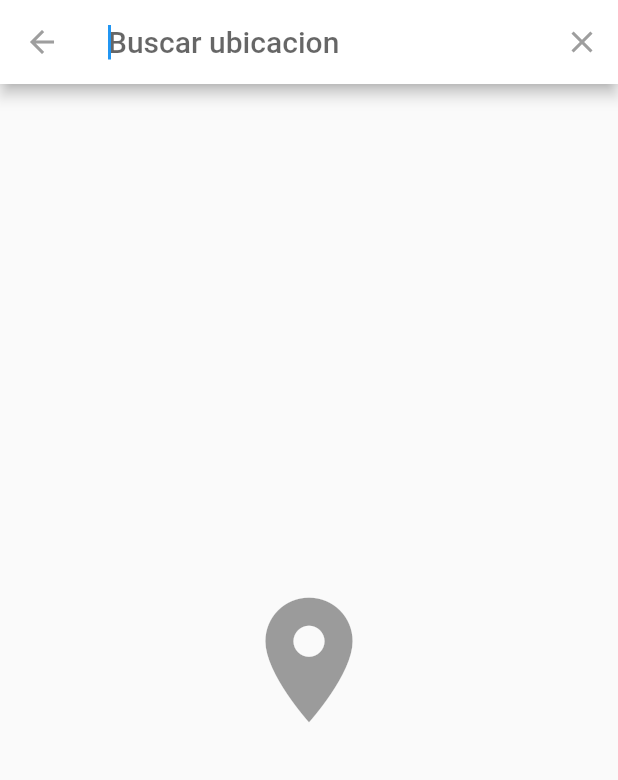
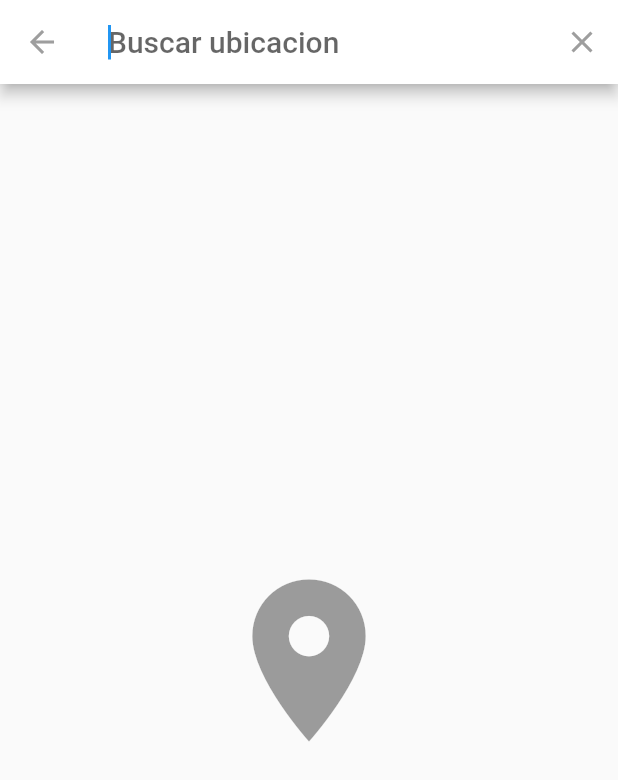
Before and after one commit to alpha1003/climapp, a Flutter app: the screen it shows after launch, after a tap on the "search" icon, on a phone screen of 412 x 824 dp. Shown: the top 780 px of the screen. Run offline on Flutter 3.47's test engine with Material 2 defaults, Android fonts, the phone set to English and light mode, and no system bars; our stand-ins replace date_format.

Commit message:
last changes

```diff
--- a/lib/src/search/locationSearchDelegate.dart
+++ b/lib/src/search/locationSearchDelegate.dart
@@ -23,7 +23,9 @@ class LocationSearchDelegate extends SearchDelegate {
 
   @override
   Widget buildResults(BuildContext context) {
-    return Text("C");
+
+      return Text("Res");
+
   }
 
    Widget _emptyContainer() {
@@ -38,11 +40,7 @@ class LocationSearchDelegate extends SearchDelegate {
   Widget buildSuggestions(BuildContext context) {
 
         if( query.isEmpty ) {
-            return Container(
-                child: Center(
-                    child: Icon(Icons.location_on, color: Colors.black38, size: 100,),
-                ),
-            );
+            return _emptyContainer();
         }
 
         final weatherService = Provider.of<WeatherService>(context, listen: false);
@@ -70,7 +68,13 @@ class LocationSearchDelegate extends SearchDelegate {
         return ListTile(
              title: Text(result.title),
              subtitle: Text(result.locationType),
-             onTap: () => close(context, result),
+             onTap: () async {
+
+               final weatherService = Provider.of<WeatherService>(context, listen: false);
+               final res = await weatherService.searchLocation(result.woeid);
+               close(context, res);
+
+             },
         );
   }
 
--- a/lib/src/view/pages/homePage.dart
+++ b/lib/src/view/pages/homePage.dart
@@ -1,4 +1,5 @@
-import 'package:climapp/src/models/result_model.dart';
+import 'package:climapp/src/models/location_model.dart';
+import 'package:date_format/date_format.dart';
 import 'package:climapp/src/search/locationSearchDelegate.dart';
 import 'package:flutter/material.dart';
 
@@ -11,37 +12,56 @@ class HomePage extends StatefulWidget {
 
 class _HomePageState extends State<HomePage> {
 
- TextStyle style1 = TextStyle(fontSize: 60.0,color: Colors.white60,fontFamily: "alpha");
+
+
+ TextStyle style1 = TextStyle(fontSize: 50.0,color: Colors.white60,fontFamily: "alpha");
  TextStyle style2 = TextStyle(fontSize: 30.0,color: Colors.white54,fontFamily: "alpha");
+ TextStyle style3 = TextStyle(fontSize: 30.0,color: Colors.orange,fontWeight: FontWeight.bold, fontFamily: "alpha");
+ TextStyle style4 = TextStyle(fontSize: 40.0,color: Color.fromRGBO(242, 202, 24, 50),fontFamily: "alpha2");
+  TextStyle style5 = TextStyle(fontSize: 40.0,color: Color.fromRGBO(242, 202, 24, 50),fontFamily: "alpha");
+
+ bool isData = false;
+ late Location location;
+
+  String urlImage = "https://www.metaweather.com/static/img/weather/png/";
 
   @override
   Widget build(BuildContext context) {
     return Scaffold(
       appBar: AppBar(
-          title: Text("ClimApp"),
+          title: Text("ClimApp", style: style4,),
           actions: [
               IconButton(
                 onPressed: () async {
+
                    final res = await showSearch(context: context, delegate: LocationSearchDelegate());
 
-                   if( res != null) Result result = res;
-
+                   if( res != null){
+                     setState(() {
+                         location = res;
+                         isData = true;
+                     });
+                   }
                 },
                 icon: Icon(Icons.search)
              )
           ],
       ),
       body: Stack(
+
           children: [
-               background(),
-               initialInfo(),
+               _background(),
+               _initialInfo(),
+               isData? _anotherInfo() : _emptyContainer(),
           ],
       ),
     );
   }
 
-  Widget background(){
+  Widget _background(){
       return Container(
+          width: double.infinity,
+          height: double.infinity,
           decoration: BoxDecoration(
               gradient: LinearGradient(
                 begin: Alignment.topLeft,
@@ -56,22 +76,125 @@ class _HomePageState extends State<HomePage> {
       );
   }
 
-  Widget initialInfo(){
+  Widget _initialInfo(){
       return Container(
           margin: EdgeInsets.symmetric(horizontal: 30.0, vertical: 30.0),
           child: Row(
+             mainAxisAlignment: MainAxisAlignment.spaceEvenly,
+             crossAxisAlignment: CrossAxisAlignment.start,
              children: [
-                  Column(
-                      crossAxisAlignment: CrossAxisAlignment.start,
-                      children: [
-                          Text("San Francisco",   style: style1,),
-                          Text("Now: 23°", style: style2,),
-                          Text("Max: 25°", style: style2,),
-                          Text("Min: 15°", style: style2,),
-                      ],
+                  Container(
+                    width: MediaQuery.of(context).size.width * 0.50,
+                    height: MediaQuery.of(context).size.width * 0.70,
+                    child: Column(
+                        mainAxisSize: MainAxisSize.min,
+                        crossAxisAlignment: CrossAxisAlignment.start,
+                        children: [
+                            isData ? Text("${location.title}", style: style1,) : Text(" -- ", style: style1,),
+                            _tempText("Now ",
+                                     isData ? "${location.consolidatedWeather[0].theTemp.toStringAsFixed(1)}" : " -- "),
+                            _tempText("Max ",
+                                     isData ? "${location.consolidatedWeather[0].maxTemp.toStringAsFixed(1)}" : " -- "),
+                            _tempText("Min ",
+                                     isData ? "${location.consolidatedWeather[0].minTemp.toStringAsFixed(1)}" : " -- "),
+                        ],
+                    ),
                   ),
+                Column(
+                   crossAxisAlignment: CrossAxisAlignment.center,
+                   mainAxisAlignment: MainAxisAlignment.start,
+                   children: [
+                        isData?
+                        Text("${location.consolidatedWeather[0].weatherStateName}", style: style2,)
+                        :Text(" -- ", style: style2,),
+                        Container(
+                           width: MediaQuery.of(context).size.width  * 0.15,
+                           height: MediaQuery.of(context).size.width * 0.15,
+                           child: isData?
+                           Image(image: NetworkImage(urlImage+location.consolidatedWeather[0].weatherStateAbbr+".png")):
+                           Image(image: AssetImage("images/sun.png"),)
+                        ),
+
+                   ],
+                ),
              ],
           ),
       );
   }
+
+  Widget _tempText(String t1, String t2) {
+        return RichText(
+                text: TextSpan(
+                  text: '$t1: ',
+                  style: style2,
+                  children: [
+                      TextSpan(
+                         text: '$t2°',
+                         style: style3,
+                      ),
+                  ],
+                ),
+              );
+  }
+
+  Widget _anotherInfo(){
+
+      DateTime now = DateTime.now();
+      DateTime date2 = DateTime(now.year,now.month, now.day+1);
+      DateTime date3 = DateTime(now.year,now.month, now.day+2, );
+      DateTime date4 = DateTime(now.year,now.month, now.day+3, );
+
+      return Container(
+          padding: EdgeInsets.all(15.0),
+          margin: EdgeInsets.only(top: 350.0,left: 20.0, right: 20.0),
+          height: MediaQuery.of(context).size.height*0.25,
+          width: MediaQuery.of(context).size.width*0.90,
+          decoration: BoxDecoration(
+              color: Color.fromRGBO(0, 90, 167, 0.2),
+              borderRadius: BorderRadius.only(topLeft: Radius.circular(30), bottomRight: Radius.circular(30.0)),
+          ),
+          child: Row(
+              mainAxisAlignment: MainAxisAlignment.spaceBetween,
+              crossAxisAlignment: CrossAxisAlignment.start,
+              children: [
+                    _nextDays(now,1),
+                    _nextDays(date2,2),
+                    _nextDays(date3,3),
+                    _nextDays(date4,4),
+              ],
+          ),
+      );
+  }
+
+  Widget _emptyContainer(){
+      return Container(
+          margin: EdgeInsets.only(top: 350.0,left: 20.0, right: 20.0),
+          height: MediaQuery.of(context).size.height*0.3,
+          width: MediaQuery.of(context).size.width*0.90,
+          decoration: BoxDecoration(
+              color: Color.fromRGBO(0, 90, 167, 0.2),
+              borderRadius: BorderRadius.only(topLeft: Radius.circular(30), bottomRight: Radius.circular(30.0)),
+          ),
+      );
+  }
+
+ Widget _nextDays(DateTime time, int index) {
+
+     return Column(
+         mainAxisSize: MainAxisSize.min,
+         children: [
+             Text(formatDate(time, ["D"]), style: style5,),
+             SizedBox(height: 10.0,),
+             Container(
+               width: 30,
+               height: 30,
+               child:Image(image: NetworkImage(urlImage+location.consolidatedWeather[index].weatherStateAbbr+".png")) ,
+             ),
+             SizedBox(height: 10.0,),
+             Text("${location.consolidatedWeather[index].theTemp.toStringAsFixed(1)}°", style: style3.copyWith(fontSize: 20),)
+         ],
+     );
+
+ }
+
 }
```
Also changed, not shown: lib/src/services/weather_service.dart (+28 -12 lines), pubspec.yaml (+11 -15 lines), fonts/OpenSansCondensed-Bold.ttf (added), fonts/OpenSansCondensed-Light.ttf (added), fonts/OpenSansCondensed-LightItalic.ttf (added), fonts/StyleScript-Regular.ttf (added), images/fondo.jpg (added), images/fondo2.jpg (added), images/no-photo.png (added), images/sun.png (added), pubspec.lock.
